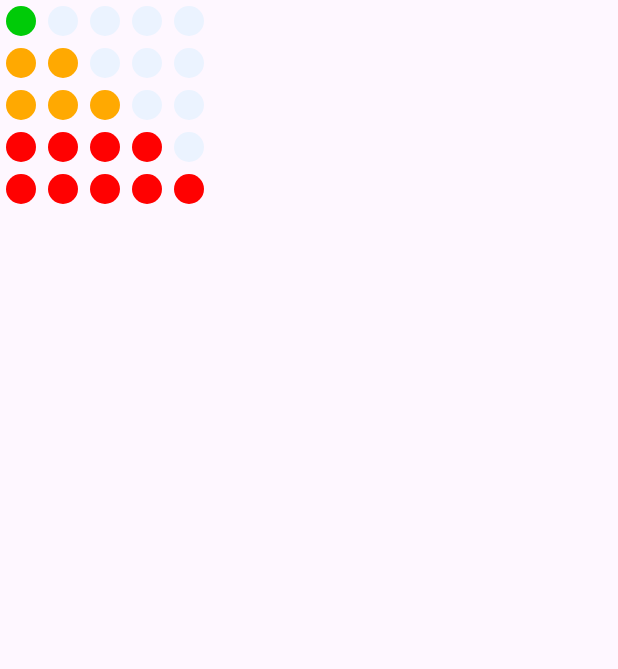
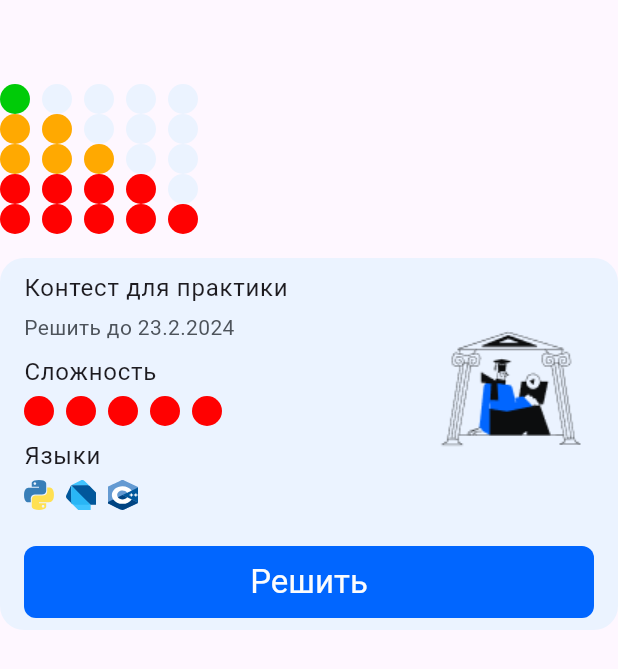
Before and after one commit to Task-Testing-System-Devs/test-system-mobile-v2, a Flutter app: the screen it shows after launch, on a phone screen of 412 x 824 dp. Shown: the top 669 px of the screen. Run offline on Flutter 3.47's test engine with Material 3 defaults, Android fonts, the phone set to English and light mode, and no system bars; our stand-ins replace flutter_svg, mask_text_input_formatter.

Commit message:
Add assets path, continue making UI kit (pushing rest of files)

```diff
--- a/lib/main.dart
+++ b/lib/main.dart
@@ -1,5 +1,7 @@
 import 'package:flutter/material.dart';
+import 'package:test_system/src/shared/enums/programming_language.dart';
 import 'package:test_system/src/shared/widgets/contest_complexity.dart';
+import 'package:test_system/src/shared/widgets/contest_widget.dart';
 
 void main() {
   runApp(const MyApp());
@@ -10,16 +12,27 @@ class MyApp extends StatelessWidget {
 
   @override
   Widget build(BuildContext context) {
-    return const MaterialApp(
+    return MaterialApp(
       home: Scaffold(
+        appBar: AppBar(),
         body: Center(
           child: Column(
             children: [
-              ContestComplexityWidget(complexity: ContestComplexity.veryEasy),
-              ContestComplexityWidget(complexity: ContestComplexity.easy),
-              ContestComplexityWidget(complexity: ContestComplexity.medium),
-              ContestComplexityWidget(complexity: ContestComplexity.hard),
-              ContestComplexityWidget(complexity: ContestComplexity.veryHard),
+              const ContestComplexityWidget(
+                  complexity: ContestComplexity.veryEasy),
+              const ContestComplexityWidget(complexity: ContestComplexity.easy),
+              const ContestComplexityWidget(
+                  complexity: ContestComplexity.medium),
+              const ContestComplexityWidget(complexity: ContestComplexity.hard),
+              const ContestComplexityWidget(
+                  complexity: ContestComplexity.veryHard),
+              const SizedBox(height: 16),
+              ContestWidget(
+                name: 'Контест для практики',
+                endDate: DateTime.now(),
+                complexity: ContestComplexity.veryHard,
+                languages: const [ProgrammingLanguage.python, ProgrammingLanguage.dart, ProgrammingLanguage.cPlusPlus],
+              )
             ],
           ),
         ),
--- a/lib/src/shared/assets/app_assets.dart
+++ b/lib/src/shared/assets/app_assets.dart
@@ -0,0 +1,3 @@
+export 'app_banners.dart';
+export 'app_icons.dart';
+export 'programming_language_icons.dart';
--- a/lib/src/shared/assets/app_banners.dart
+++ b/lib/src/shared/assets/app_banners.dart
@@ -0,0 +1,12 @@
+abstract class AppBanners {
+  static const _path = 'assets/banners';
+
+  static const assetContest = '$_path/Asset-Contest.png';
+  static const cloudBooks = '$_path/Cloud Books.png';
+  static const congratulation = '$_path/Congrat.png';
+  static const elephant = '$_path/Elephant.png';
+  static const exam = '$_path/Exam.png';
+  static const instrumentsOfLearning = '$_path/Instruments of learning.png';
+  static const quality = '$_path/Quality.png';
+  static const qualityComputer = '$_path/Quality Computer.png';
+}
--- a/lib/src/shared/assets/programming_language_icons.dart
+++ b/lib/src/shared/assets/programming_language_icons.dart
@@ -0,0 +1,13 @@
+abstract class ProgrammingLanguageIcons {
+  static const _path = 'assets/lang_icons';
+
+  static const c = '$_path/c.svg';
+  static const cPlusPlus = '$_path/c_plus_plus.svg';
+  static const cSharp = '$_path/c_sharp.svg';
+  static const dart = '$_path/dart.svg';
+  static const java = '$_path/java.svg';
+  static const kotlin = '$_path/kotlin.svg';
+  static const python = '$_path/python.svg';
+  static const ruby = '$_path/ruby.svg';
+  static const swift = '$_path/swift.svg';
+}
--- a/lib/src/shared/enums/programming_language.dart
+++ b/lib/src/shared/enums/programming_language.dart
@@ -0,0 +1,19 @@
+import 'package:test_system/src/shared/assets/app_assets.dart';
+
+typedef LangIcons = ProgrammingLanguageIcons;
+
+enum ProgrammingLanguage {
+  c(LangIcons.c),
+  cPlusPlus(LangIcons.cPlusPlus),
+  cSharp(LangIcons.cSharp),
+  dart(LangIcons.dart),
+  java(LangIcons.java),
+  kotlin(LangIcons.kotlin),
+  python(LangIcons.python),
+  ruby(LangIcons.ruby),
+  swift(LangIcons.swift);
+
+  final String asset;
+
+  const ProgrammingLanguage(this.asset);
+}
--- a/lib/src/shared/widgets/app_elevated_button.dart
+++ b/lib/src/shared/widgets/app_elevated_button.dart
@@ -72,7 +72,9 @@ class AppElevatedButton extends StatelessWidget {
     }
     return Text(
       text,
-      style: Theme.of(context).textTheme.titleLarge,
+      style: Theme.of(context).textTheme.titleLarge?.copyWith(
+            color: AppColorScheme.textOn,
+          ),
     );
   }
 }
--- a/lib/src/shared/widgets/contest_complexity.dart
+++ b/lib/src/shared/widgets/contest_complexity.dart
@@ -39,7 +39,7 @@ class _CircleWidget extends StatelessWidget {
     return Container(
       width: 20.0,
       height: 20.0,
-      margin: const EdgeInsets.all(4.0),
+      margin: const EdgeInsets.only(right: 8),
       decoration: BoxDecoration(
         shape: BoxShape.circle,
         color: _color,
--- a/lib/src/shared/widgets/contest_widget.dart
+++ b/lib/src/shared/widgets/contest_widget.dart
@@ -0,0 +1,112 @@
+import 'package:flutter/material.dart';
+import 'package:test_system/src/shared/assets/app_assets.dart';
+import 'package:test_system/src/shared/colors/color_scheme.dart';
+import 'package:test_system/src/shared/widgets/app_elevated_button.dart';
+import 'package:test_system/src/shared/widgets/contest_complexity.dart';
+import 'package:test_system/src/shared/widgets/universal_asset_image.dart';
+
+import '../enums/programming_language.dart';
+
+class ContestWidget extends StatelessWidget {
+  const ContestWidget({
+    super.key,
+    required this.name,
+    required this.endDate,
+    required this.complexity,
+    required this.languages,
+  });
+
+  final String name;
+  final DateTime endDate;
+  final ContestComplexity complexity;
+  final List<ProgrammingLanguage> languages;
+
+  @override
+  Widget build(BuildContext context) {
+    final theme = Theme.of(context);
+
+    return Container(
+      decoration: BoxDecoration(
+        borderRadius: BorderRadius.circular(16),
+        color: AppColorScheme.surface,
+      ),
+      padding: const EdgeInsets.symmetric(horizontal: 16, vertical: 8),
+      child: Column(
+        children: [
+          Row(
+            mainAxisAlignment: MainAxisAlignment.spaceBetween,
+            children: <Widget>[
+              Column(
+                crossAxisAlignment: CrossAxisAlignment.start,
+                children: [
+                  Column(
+                    crossAxisAlignment: CrossAxisAlignment.start,
+                    children: <Widget>[
+                      Text(
+                        name,
+                        style: theme.textTheme.bodyLarge,
+                      ),
+                      const SizedBox(height: 4),
+                      Text(
+                        'Решить до ${endDate.day}.${endDate.month}.${endDate.year}',
+                        style: theme.textTheme.bodyMedium?.copyWith(
+                          color: AppColorScheme.textSecondary,
+                        ),
+                      ),
+                    ],
+                  ),
+                  const SizedBox(height: 8),
+                  Column(
+                    crossAxisAlignment: CrossAxisAlignment.start,
+                    children: <Widget>[
+                      Text(
+                        'Сложность',
+                        style: theme.textTheme.bodyLarge,
+                      ),
+                      const SizedBox(height: 4),
+                      ContestComplexityWidget(
+                        complexity: complexity,
+                      ),
+                    ],
+                  ),
+                  const SizedBox(height: 8),
+                  Column(
+                    crossAxisAlignment: CrossAxisAlignment.start,
+                    children: <Widget>[
+                      Text(
+                        'Языки',
+                        style: theme.textTheme.bodyLarge,
+                      ),
+                      const SizedBox(height: 4),
+                      Row(
+                        children: List.generate(
+                          3,
+                          (index) => index < languages.length
+                              ? Padding(
+                                  padding: const EdgeInsets.only(right: 8),
+                                  child: UniversalAssetImage(
+                                    languages.elementAt(index).asset,
+                                  ),
+                                )
+                              : const SizedBox(),
+                        ),
+                      )
+                    ],
+                  ),
+                ],
+              ),
+              const SizedBox(width: 24),
+              Image.asset(AppBanners.assetContest),
+            ],
+          ),
+          const SizedBox(height: 24),
+          AppElevatedButton(
+            buttonSize: ButtonSize.medium,
+            text: 'Решить',
+            onPressed: () {},
+          )
+        ],
+      ),
+    );
+  }
+}
--- a/lib/src/shared/widgets/universal_asset_image.dart
+++ b/lib/src/shared/widgets/universal_asset_image.dart
@@ -0,0 +1,70 @@
+import 'package:flutter/material.dart';
+import 'package:flutter_svg/svg.dart';
+import 'package:path/path.dart' as p;
+
+enum _ImageAssetType {
+  rasterImage,
+  svg,
+}
+
+class UniversalAssetImage extends StatelessWidget {
+  UniversalAssetImage(
+    this.assetPath, {
+    this.fit,
+    this.alignment,
+    this.width,
+    this.height,
+    Color? fillWithColor,
+    ColorFilter? colorFilter,
+    this.errorBuilder,
+    super.key,
+  })  : assert(fillWithColor == null || colorFilter == null),
+        colorFilter = colorFilter ??
+            (fillWithColor != null
+                ? ColorFilter.mode(fillWithColor, BlendMode.srcIn)
+                : null),
+        _type = switch (p.extension(assetPath)) {
+          '.svg' => _ImageAssetType.svg,
+          _ => _ImageAssetType.rasterImage,
+        };
+
+  final String assetPath;
+  final BoxFit? fit;
+  final AlignmentGeometry? alignment;
+  final double? width;
+  final double? height;
+  final ColorFilter? colorFilter;
+  final Widget Function(BuildContext, [Object? error, StackTrace? stackTrace])?
+      errorBuilder;
+
+  final _ImageAssetType _type;
+
+  @override
+  Widget build(BuildContext context) {
+    switch (_type) {
+      case _ImageAssetType.rasterImage:
+        return Image.asset(
+          assetPath,
+          fit: boxFit,
+          alignment: align,
+          width: width,
+          height: height,
+          errorBuilder: errorBuilder,
+        );
+      case _ImageAssetType.svg:
+        return SvgPicture.asset(
+          assetPath,
+          fit: boxFit,
+          alignment: align,
+          width: width,
+          height: height,
+          colorFilter: colorFilter,
+          placeholderBuilder: errorBuilder,
+        );
+    }
+  }
+
+  BoxFit get boxFit => fit ?? BoxFit.contain;
+
+  AlignmentGeometry get align => alignment ?? Alignment.center;
+}
```
Also changed, not shown: pubspec.yaml (+6 -3 lines), pubspec.lock, 3 other files.
